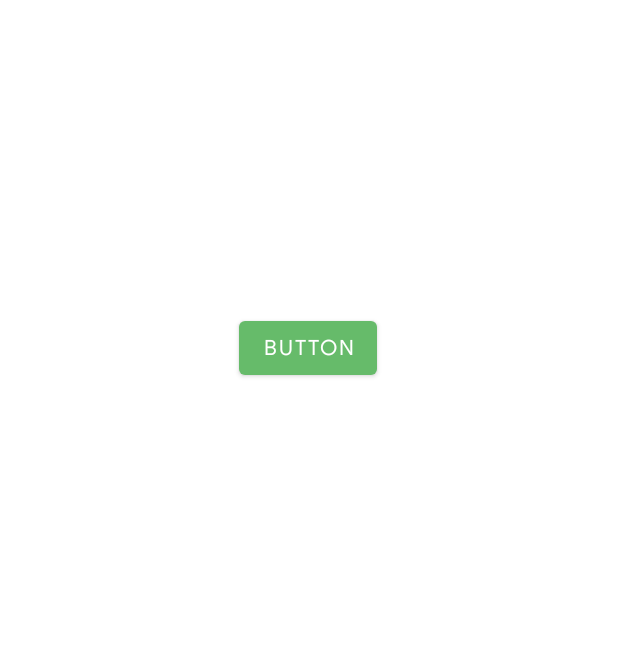
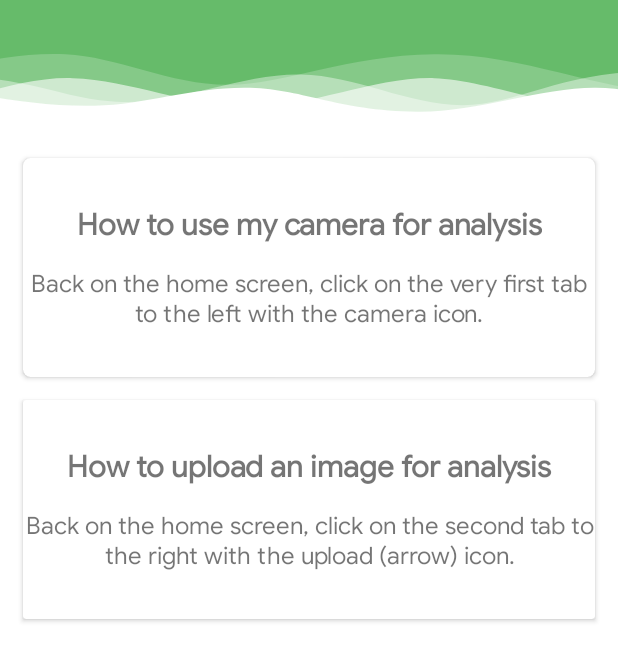
Before and after one commit to mayokunadeniyi/Plant-Disease-AI, an Android app: the layout fragment_faq.xml on its own in the app's theme, with its tools: preview values and no code run, on a phone screen of 412 x 824 dp. Shown: the top 661 px of the screen. Run offline under Robolectric (Android 15) with nearby library versions, the phone set to English and light mode, and no system bars.

Commit message:
Rebuild faq and about_app fragments

```diff
--- a/app/src/main/res/layout/fragment_about_app.xml
+++ b/app/src/main/res/layout/fragment_about_app.xml
@@ -1,6 +1,15 @@
 <?xml version="1.0" encoding="utf-8"?>
-<androidx.constraintlayout.widget.ConstraintLayout
-    xmlns:android="http://schemas.android.com/apk/res/android" android:layout_width="match_parent"
-    android:layout_height="match_parent">
-
+<androidx.constraintlayout.widget.ConstraintLayout xmlns:android="http://schemas.android.com/apk/res/android"
+    android:layout_width="match_parent"
+    android:layout_height="match_parent"
+    xmlns:app="http://schemas.android.com/apk/res-auto">
+    <ImageView
+        android:id="@+id/imageView3"
+        android:layout_width="0dp"
+        android:layout_height="wrap_content"
+        android:scaleType="centerCrop"
+        app:layout_constraintEnd_toEndOf="parent"
+        app:layout_constraintStart_toStartOf="parent"
+        app:layout_constraintTop_toTopOf="parent"
+        app:srcCompat="@drawable/ic_header" />
 </androidx.constraintlayout.widget.ConstraintLayout>
--- a/app/src/main/res/layout/fragment_faq.xml
+++ b/app/src/main/res/layout/fragment_faq.xml
@@ -5,15 +5,102 @@
     xmlns:tools="http://schemas.android.com/tools"
     android:layout_width="match_parent"
     android:layout_height="match_parent">
+    <ImageView
+        android:id="@+id/imageView3"
+        android:layout_width="0dp"
+        android:layout_height="wrap_content"
+        android:scaleType="centerCrop"
+        app:layout_constraintEnd_toEndOf="parent"
+        app:layout_constraintStart_toStartOf="parent"
+        app:layout_constraintTop_toTopOf="parent"
+        app:srcCompat="@drawable/ic_header" />
 
-    <Button
-        android:id="@+id/button"
-        android:layout_width="wrap_content"
+    <androidx.cardview.widget.CardView
+        android:id="@+id/cardView"
+        style="@style/FaqCardViewStyles"
+        android:layout_width="0dp"
         android:layout_height="wrap_content"
-        android:layout_marginTop="208dp"
-        android:text="Button"
+        app:cardCornerRadius="5dp"
         app:layout_constraintEnd_toEndOf="parent"
-        app:layout_constraintHorizontal_bias="0.498"
         app:layout_constraintStart_toStartOf="parent"
-        app:layout_constraintTop_toTopOf="parent" />
+        app:layout_constraintTop_toBottomOf="@+id/imageView3">
+
+        <androidx.constraintlayout.widget.ConstraintLayout
+            android:layout_width="match_parent"
+            android:layout_height="match_parent">
+
+            <TextView
+                android:id="@+id/textView"
+                android:layout_width="wrap_content"
+                android:layout_height="wrap_content"
+                android:layout_marginTop="32dp"
+                android:text="@string/camera_how_quest"
+                android:textAlignment="center"
+                android:textSize="20sp"
+                android:textStyle="bold"
+                app:layout_constraintEnd_toEndOf="parent"
+                app:layout_constraintStart_toStartOf="parent"
+                app:layout_constraintTop_toTopOf="parent" />
+
+            <TextView
+                android:id="@+id/textView6"
+                android:layout_width="wrap_content"
+                android:layout_height="wrap_content"
+                android:layout_marginStart="8dp"
+                android:layout_marginTop="16dp"
+                android:layout_marginEnd="8dp"
+                android:layout_marginBottom="32dp"
+                android:text="@string/camera_how_ans"
+                android:textAlignment="center"
+                android:textSize="16sp"
+                app:layout_constraintBottom_toBottomOf="parent"
+                app:layout_constraintEnd_toEndOf="parent"
+                app:layout_constraintStart_toStartOf="parent"
+                app:layout_constraintTop_toBottomOf="@+id/textView" />
+        </androidx.constraintlayout.widget.ConstraintLayout>
+    </androidx.cardview.widget.CardView>
+
+    <androidx.cardview.widget.CardView
+        style="@style/FaqCardViewStyles"
+        android:layout_width="0dp"
+        android:layout_height="wrap_content"
+        android:layout_marginTop="16dp"
+        app:layout_constraintEnd_toEndOf="parent"
+        app:layout_constraintStart_toStartOf="parent"
+        app:layout_constraintTop_toBottomOf="@+id/cardView">
+
+        <androidx.constraintlayout.widget.ConstraintLayout
+            android:layout_width="match_parent"
+            android:layout_height="match_parent">
+
+            <TextView
+                android:id="@+id/textView7"
+                android:layout_width="wrap_content"
+                android:layout_height="wrap_content"
+                android:layout_marginTop="32dp"
+                android:text="@string/gallery_how_quest"
+                android:textAlignment="center"
+                android:textSize="20sp"
+                android:textStyle="bold"
+                app:layout_constraintEnd_toEndOf="parent"
+                app:layout_constraintStart_toStartOf="parent"
+                app:layout_constraintTop_toTopOf="parent" />
+
+            <TextView
+                android:id="@+id/textView8"
+                android:layout_width="wrap_content"
+                android:layout_height="wrap_content"
+                android:layout_marginStart="8dp"
+                android:layout_marginTop="16dp"
+                android:layout_marginEnd="8dp"
+                android:layout_marginBottom="32dp"
+                android:text="@string/gallery_how_ans"
+                android:textAlignment="center"
+                android:textSize="16sp"
+                app:layout_constraintBottom_toBottomOf="parent"
+                app:layout_constraintEnd_toEndOf="parent"
+                app:layout_constraintStart_toStartOf="parent"
+                app:layout_constraintTop_toBottomOf="@+id/textView7" />
+        </androidx.constraintlayout.widget.ConstraintLayout>
+    </androidx.cardview.widget.CardView>
 </androidx.constraintlayout.widget.ConstraintLayout>
--- a/app/src/main/res/layout/fragment_gallery.xml
+++ b/app/src/main/res/layout/fragment_gallery.xml
@@ -41,4 +41,15 @@
         app:layout_constraintBottom_toBottomOf="parent"
         app:layout_constraintEnd_toEndOf="parent"
         app:layout_constraintStart_toStartOf="parent" />
+
+    <ProgressBar
+        android:id="@+id/progressBar"
+        style="?android:attr/progressBarStyle"
+        android:layout_width="wrap_content"
+        android:layout_height="wrap_content"
+        android:visibility="gone"
+        app:layout_constraintBottom_toBottomOf="parent"
+        app:layout_constraintEnd_toEndOf="parent"
+        app:layout_constraintStart_toStartOf="parent"
+        app:layout_constraintTop_toTopOf="parent" />
 </androidx.constraintlayout.widget.ConstraintLayout>
--- a/app/src/main/res/navigation/nav_graph.xml
+++ b/app/src/main/res/navigation/nav_graph.xml
@@ -3,7 +3,7 @@
     xmlns:app="http://schemas.android.com/apk/res-auto"
     xmlns:tools="http://schemas.android.com/tools"
     android:id="@+id/nav_graph"
-    app:startDestination="@id/homeFragment">
+    app:startDestination="@id/onBoardingFragment">
 
     <fragment
         tools:layout="@layout/fragment_home"
@@ -45,4 +45,15 @@
         android:id="@+id/galleryFragment"
         android:name="com.example.plantdiseaseai.ui.gallery.GalleryFragment"
         android:label="@string/gallery" />
+    <fragment
+        android:id="@+id/onBoardingFragment"
+        android:name="com.example.plantdiseaseai.ui.onboarding.OnBoardingFragment"
+        android:label="fragment_on_boarding"
+        tools:layout="@layout/fragment_on_boarding" >
+        <action
+            android:id="@+id/action_onBoardingFragment_to_homeFragment"
+            app:destination="@id/homeFragment"
+            app:popUpTo="@id/onBoardingFragment"
+            app:popUpToInclusive="true" />
+    </fragment>
 </navigation>
--- a/app/src/main/res/values/strings.xml
+++ b/app/src/main/res/values/strings.xml
@@ -11,4 +11,8 @@
     <string name="camera">Camera</string>
     <string name="gallery">Gallery</string>
     <string name="analyze_image">Analyze Image</string>
+    <string name="camera_how_quest">How to use my camera for analysis</string>
+    <string name="camera_how_ans">Back on the home screen, click on the very first tab to the left with the camera icon. </string>
+    <string name="gallery_how_quest">How to upload an image for analysis</string>
+    <string name="gallery_how_ans">Back on the home screen, click on the second tab to the right with the upload (arrow) icon. </string>
 </resources>
--- a/app/src/main/res/values/styles.xml
+++ b/app/src/main/res/values/styles.xml
@@ -48,4 +48,9 @@
         <item name="colorAccent">@color/primaryLightColor</item>
         <item name="fontFamily">@font/googlesans</item>
     </style>
+
+    <style name="FaqCardViewStyles">
+        <item name="android:layout_margin">15dp</item>
+        <item name="android:elevation">2dp</item>
+    </style>
 </resources>
```
Also changed, not shown: app/src/main/ic_launcher-playstore.png.
